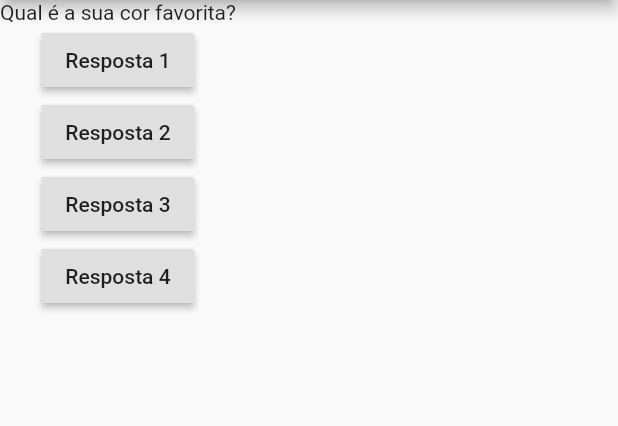
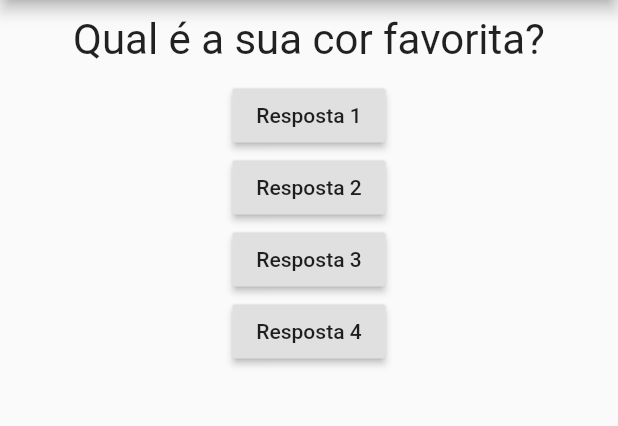
Before and after one commit to bernardoduartes/quiz_flutter, a Flutter app: the screen it shows after launch, on a phone screen of 412 x 824 dp, the part 84-510 px from its top. Run offline on Flutter 3.47's test engine with Material 2 defaults, Android fonts, the phone set to English and light mode, and no system bars.

Commit message:
criando um novo componente

```diff
--- a/lib/main.dart
+++ b/lib/main.dart
@@ -1,5 +1,6 @@
 import 'package:flutter/material.dart';
 import 'package:flutter/widgets.dart';
+import 'package:quiz_flutter/question.dart';
 
 main() => runApp(QuizApp());
 
@@ -33,7 +34,7 @@ class _QuizAppState extends State<QuizApp> {
         ),
         body: Column(
           children: [
-            Text(perguntas.elementAt(_perguntaSelecionada)),
+            Question(perguntas[_perguntaSelecionada]),
             RaisedButton(
               child: Text('Resposta 1'),
               onPressed: _responder,
--- /dev/null
+++ b/lib/question.dart
@@ -0,0 +1,20 @@
+import 'package:flutter/material.dart';
+
+class Question extends StatelessWidget {
+  final String texto;
+
+  Question(this.texto);
+
+  @override
+  Widget build(BuildContext context) {
+    return Container(
+      width: double.infinity,
+      margin: EdgeInsets.all(10),
+      child: Text(
+        texto,
+        style: TextStyle(fontSize: 28),
+        textAlign: TextAlign.center,
+      ),
+    );
+  }
+}
```
